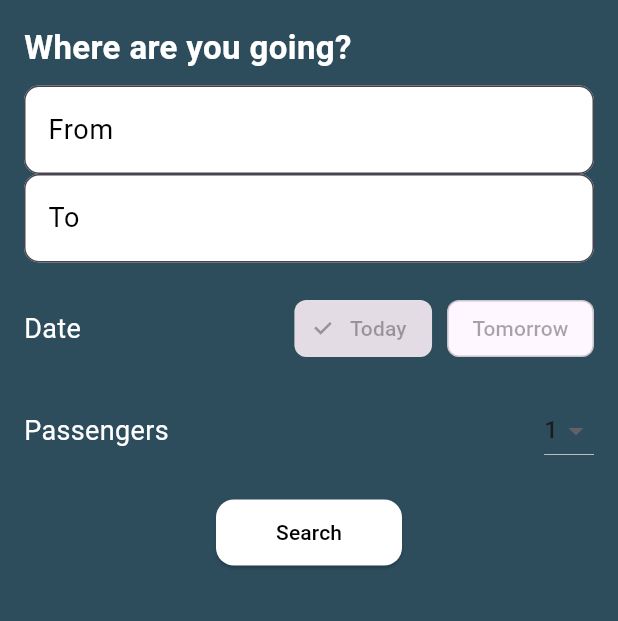
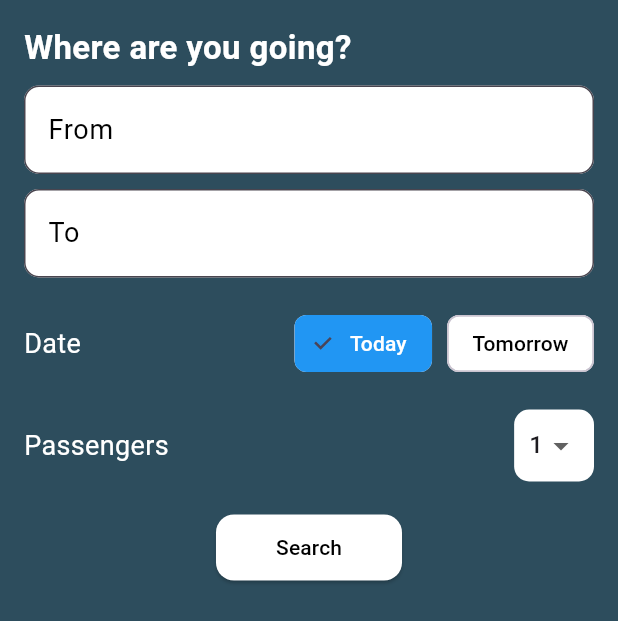
Before and after one commit to DiabloDelRpg/examen, a Flutter app: the FormScreen screen opened directly, on a phone screen of 412 x 824 dp. Shown: the top 621 px of the screen. Run offline on Flutter 3.47's test engine with Material 3 defaults, Android fonts, the phone set to English and light mode, and no system bars.

Commit message:
Descripción del cambio

```diff
--- a/lib/screens/form_screen.dart
+++ b/lib/screens/form_screen.dart
@@ -8,51 +8,100 @@ class FormScreen extends StatefulWidget {
 class _FormScreenState extends State<FormScreen> {
   final TextEditingController originController = TextEditingController();
   final TextEditingController destinationController = TextEditingController();
-  DateTime? selectedDate;
-  int passengers = 1;
+
+  String selectedDate = "Today"; // Controlador para seleccionar fecha
+  int passengers = 1; // Controlador para seleccionar pasajeros
 
   @override
   Widget build(BuildContext context) {
     return Scaffold(
-      backgroundColor: Color(0xFF2D4D5D),
+      backgroundColor: const Color(0xFF2D4D5D),
       body: Padding(
         padding: const EdgeInsets.all(16.0),
         child: Column(
           crossAxisAlignment: CrossAxisAlignment.start,
           children: [
-            Text('Where are you going?',
-                style: TextStyle(fontSize: 22, fontWeight: FontWeight.bold, color: Colors.white)),
-            SizedBox(height: 10),
+            const Text(
+              'Where are you going?',
+              style: TextStyle(fontSize: 22, fontWeight: FontWeight.bold, color: Colors.white),
+            ),
+            const SizedBox(height: 10),
+
+            // Campos de texto
             TextField(
               controller: originController,
-              decoration: InputDecoration(labelText: 'From', filled: true, fillColor: Colors.white),
+              decoration: InputDecoration(
+                labelText: 'From',
+                filled: true,
+                fillColor: Colors.white,
+                border: OutlineInputBorder(borderRadius: BorderRadius.circular(10)),
               ),
+            ),
+            const SizedBox(height: 10),
             TextField(
               controller: destinationController,
-              decoration: InputDecoration(labelText: 'To', filled: true, fillColor: Colors.white),
+              decoration: InputDecoration(
+                labelText: 'To',
+                filled: true,
+                fillColor: Colors.white,
+                border: OutlineInputBorder(borderRadius: BorderRadius.circular(10)),
               ),
-            SizedBox(height: 20),
+            ),
+            const SizedBox(height: 20),
+
+            // Selección de fecha
             Row(
               children: [
-                Text('Date', style: TextStyle(color: Colors.white, fontSize: 18)),
-                Spacer(),
-                ChoiceChip(label: Text('Today'), selected: true),
-                SizedBox(width: 10),
-                ChoiceChip(label: Text('Tomorrow'), selected: false)
+                const Text('Date', style: TextStyle(color: Colors.white, fontSize: 18)),
+                const Spacer(),
+                ChoiceChip(
+                  label: const Text('Today'),
+                  selected: selectedDate == "Today",
+                  onSelected: (bool selected) {
+                    setState(() {
+                      selectedDate = "Today";
+                    });
+                  },
+                  selectedColor: Colors.blue,
+                  backgroundColor: Colors.white,
+                  labelStyle: TextStyle(color: selectedDate == "Today" ? Colors.white : Colors.black),
+                ),
+                const SizedBox(width: 10),
+                ChoiceChip(
+                  label: const Text('Tomorrow'),
+                  selected: selectedDate == "Tomorrow",
+                  onSelected: (bool selected) {
+                    setState(() {
+                      selectedDate = "Tomorrow";
+                    });
+                  },
+                  selectedColor: Colors.blue,
+                  backgroundColor: Colors.white,
+                  labelStyle: TextStyle(color: selectedDate == "Tomorrow" ? Colors.white : Colors.black),
+                ),
               ],
             ),
-            SizedBox(height: 20),
+            const SizedBox(height: 20),
+
+            // Selección de pasajeros
             Row(
               children: [
-                Text('Passengers', style: TextStyle(color: Colors.white, fontSize: 18)),
-                Spacer(),
-                DropdownButton<int>(
-                  dropdownColor: Colors.white,
+                const Text('Passengers', style: TextStyle(color: Colors.white, fontSize: 18)),
+                const Spacer(),
+                Container(
+                  padding: const EdgeInsets.symmetric(horizontal: 10),
+                  decoration: BoxDecoration(
+                    color: Colors.white,
+                    borderRadius: BorderRadius.circular(10),
+                  ),
+                  child: DropdownButton<int>(
                     value: passengers,
+                    isExpanded: false,
+                    underline: Container(), // Elimina la línea predeterminada
                     items: List.generate(6, (index) => index + 1)
                         .map((e) => DropdownMenuItem(
+                              value: e,
                               child: Text('$e'),
-                            value: e,
                             ))
                         .toList(),
                     onChanged: (value) {
@@ -61,19 +110,22 @@ class _FormScreenState extends State<FormScreen> {
                       });
                     },
                   ),
+                ),
               ],
             ),
-            SizedBox(height: 20),
+            const SizedBox(height: 20),
+
+            // Botón de búsqueda
             Center(
               child: ElevatedButton(
                 style: ElevatedButton.styleFrom(
                   backgroundColor: Colors.white,
-                  padding: EdgeInsets.symmetric(horizontal: 40, vertical: 12),
+                  padding: const EdgeInsets.symmetric(horizontal: 40, vertical: 12),
                 ),
                 onPressed: () {
                   Navigator.pop(context);
                 },
-                child: Text('Search', style: TextStyle(color: Colors.black)),
+                child: const Text('Search', style: TextStyle(color: Colors.black)),
               ),
             )
           ],
```
Lines whose indentation alone changed are shown as unchanged.
